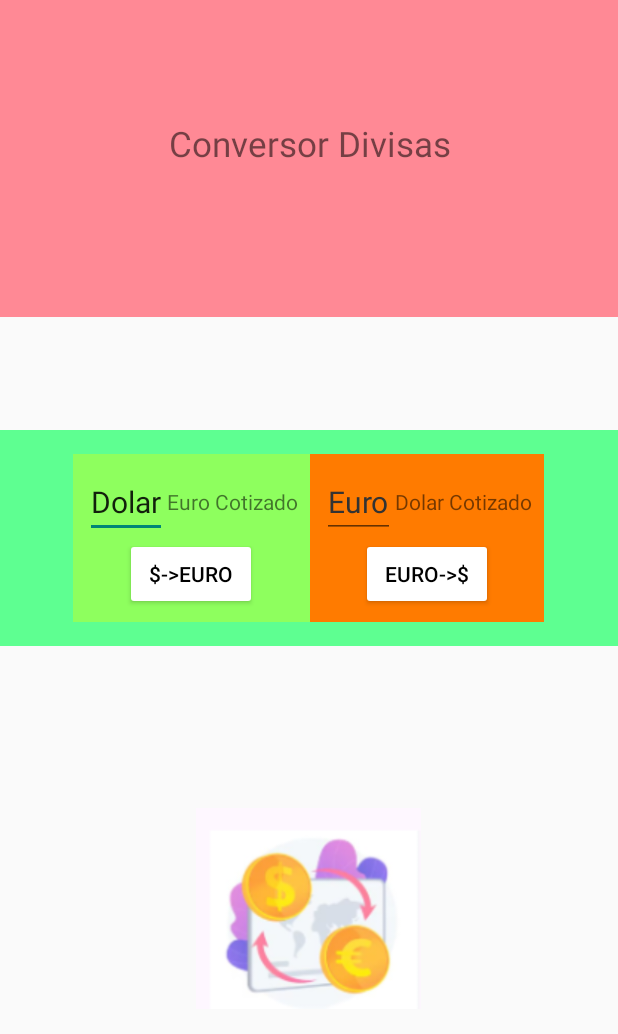
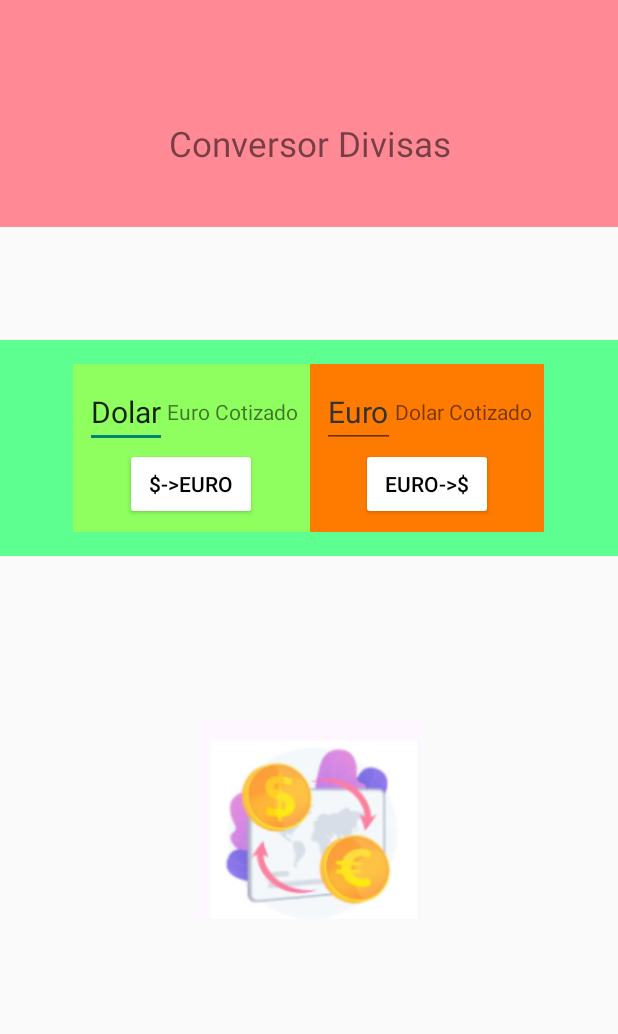
Before and after one commit to AlbertoCodex/desarrolloInterfaces, an Android app: the layout activity_main.xml on its own in the app's theme, with its tools: preview values and no code run, on a phone screen of 412 x 824 dp. Shown: the top 1034 px of the screen. Run offline under Robolectric (Android 15) with nearby library versions, the phone set to English and light mode, and no system bars.

```diff
--- a/conversorDivisas/app/src/main/res/layout/activity_main.xml
+++ b/conversorDivisas/app/src/main/res/layout/activity_main.xml
@@ -17,7 +17,7 @@
         android:layout_gravity="center_horizontal"
         android:background="#FF8995"
         android:layout_marginBottom="60dp"
-        android:paddingBottom="80dp">
+        android:paddingBottom="20dp">
 
         <TextView
             android:layout_width="match_parent"
```
